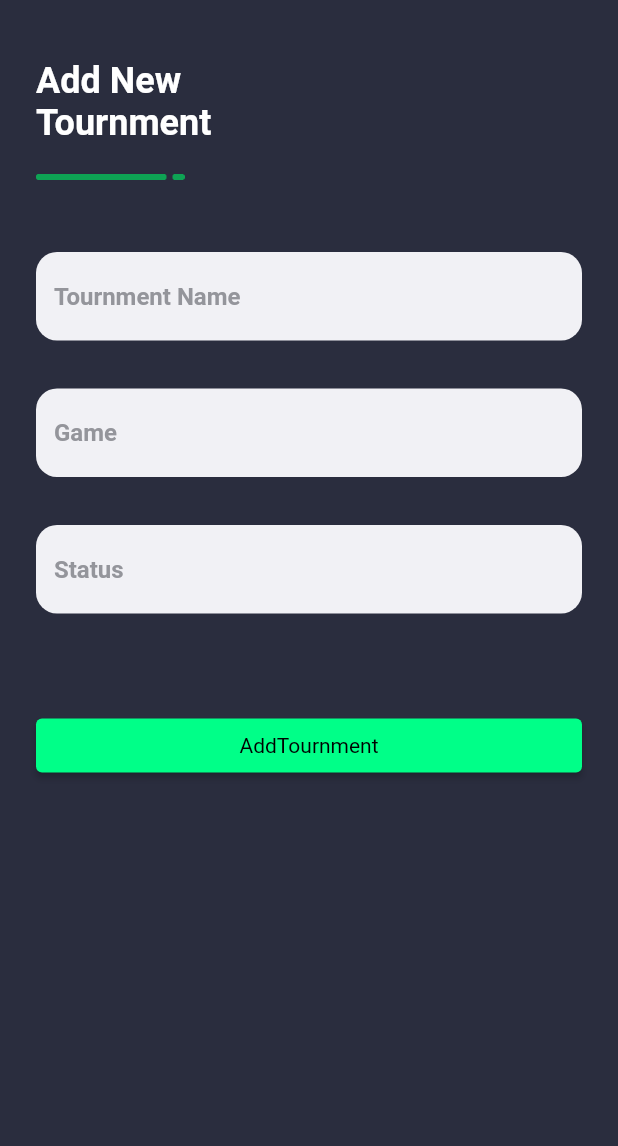
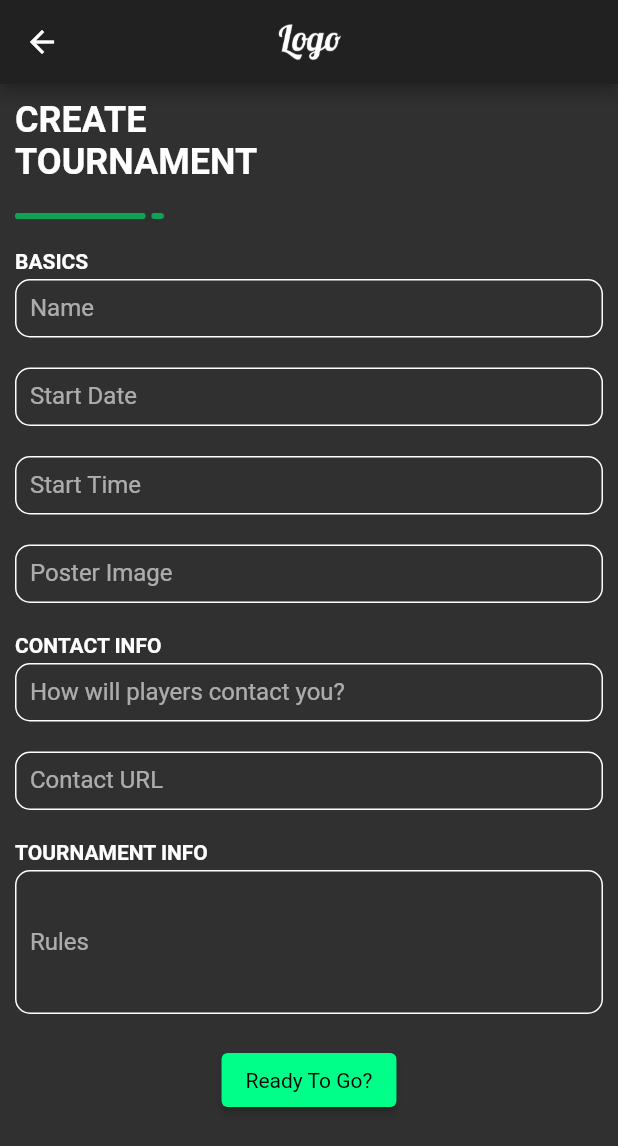
Before and after one commit to xTrimy/Liquid-Bash, a Flutter app: the screen it shows after launch, on a phone screen of 412 x 824 dp. Shown: the top 1146 px of the screen. Run offline on Flutter 3.47's test engine with Material 2 defaults, Android fonts, the phone set to English and light mode, and no system bars; our stand-ins replace cloud_firestore, firebase_auth, firebase_core, flutter_svg; accounts and stored records are empty; network calls fail.

Commit message:
Add Tournament Page

```diff
--- a/lib/pages/add_tournament.dart
+++ b/lib/pages/add_tournament.dart
@@ -15,22 +15,23 @@ class _AddTournmentState extends State<AddTournment> {
     });
   }
 
+
+  final _formKey = GlobalKey<FormState>();
   @override
   Widget build(BuildContext context) {
     return Scaffold(
-      resizeToAvoidBottomInset: false,
-      backgroundColor: const Color(0xFF2A2D3E),
-      body: SafeArea(
-        child: Padding(
-          padding: const EdgeInsets.fromLTRB(24.0, 40.0, 24.0, 0),
-          child: ListView(
-            // crossAxisAlignment: CrossAxisAlignment.start,
+      appBar: AppBar(
+          title: Image.asset('assets/logo.png', height: 32),
+        ),
+      body: ListView(
         children: [
-              Column(
+          Container(
+            padding: const EdgeInsets.all(10),
+            child: Column(
               crossAxisAlignment: CrossAxisAlignment.start,
               children: [
                 Text(
-                    'Add New \nTournment',
+                      'CREATE \nTOURNAMENT',
                       style: const TextStyle(
                         fontSize: 24,
                         fontWeight: FontWeight.w700,
@@ -44,115 +45,148 @@ class _AddTournmentState extends State<AddTournment> {
                       width: 99,
                       height: 4,
                     ),
-                ],
+                    const SizedBox(
+                      height: 20,
                     ),
                     const SizedBox(
-                height: 48,
+                            child: Text("BASICS", style: TextStyle(fontWeight: FontWeight.bold, color: Colors.white)),
+                            height: 20,
                           ),
-              Form(
-                child: Column(
-                  children: [
-                    Container(
-                      decoration: BoxDecoration(
-                        color: const Color(0xfff1f1f5),
-                        borderRadius: BorderRadius.circular(14.0),
-                      ),
-                      child: TextFormField(
-                        style: const TextStyle(color: Colors.black),
-                        decoration: InputDecoration(
-                          hintText: 'Tournment Name',
-                          fillColor: Colors.black,
-                          hintStyle: const TextStyle(
-                            fontSize: 16,
-                            fontWeight: FontWeight.w600,
-                          ).copyWith(color: const Color(0xff94959b)),
-                          border: const OutlineInputBorder(
-                            borderSide: BorderSide.none,
-                          ),
+                          TextFormField(
+                            decoration: const InputDecoration(
+                              labelText: 'Name',
+                              isDense: true,
+                              contentPadding: EdgeInsets.fromLTRB(10, 20, 10, 0),
+                              hintStyle: TextStyle(fontSize: 12.0),
+                              enabledBorder:
+                                  OutlineInputBorder(borderRadius: BorderRadius.all(Radius.circular(10.0)), borderSide: BorderSide(color: Colors.white),),
+                              focusedBorder: OutlineInputBorder(
+                                borderRadius: BorderRadius.all(Radius.circular(10.0)), borderSide: BorderSide(color: Colors.green),
                               ),
                             ),
                           ),
                           const SizedBox(
-                      height: 32,
+                            height: 20,
                           ),
-                    Container(
-                      decoration: BoxDecoration(
-                        color: const Color(0xfff1f1f5),
-                        borderRadius: BorderRadius.circular(14.0),
-                      ),
-                      child: TextFormField(
-                        style: const TextStyle(color: Colors.black),
-                        decoration: InputDecoration(
-                          hintText: 'Game',
-                          fillColor: Colors.black,
-                          hintStyle: const TextStyle(
-                            fontSize: 16,
-                            fontWeight: FontWeight.w600,
-                          ).copyWith(color: const Color(0xff94959b)),
-                          border: const OutlineInputBorder(
-                            borderSide: BorderSide.none,
-                          ),
+                          TextFormField(
+                            decoration: const InputDecoration(
+                              labelText: 'Start Date',
+                              isDense: true,
+                              contentPadding: EdgeInsets.fromLTRB(10, 20, 10, 0),
+                              hintStyle: TextStyle(fontSize: 12.0),
+                              enabledBorder:
+                                  OutlineInputBorder(borderRadius: BorderRadius.all(Radius.circular(10.0)), borderSide: BorderSide(color: Colors.white),),
+                              focusedBorder: OutlineInputBorder(
+                                borderRadius: BorderRadius.all(Radius.circular(10.0)), borderSide: BorderSide(color: Colors.green),
                               ),
                             ),
                           ),
                           const SizedBox(
-                      height: 32,
+                            height: 20,
                           ),
-                    Container(
-                      decoration: BoxDecoration(
-                        color: const Color(0xfff1f1f5),
-                        borderRadius: BorderRadius.circular(14.0),
-                      ),
-                      child: TextFormField(
-                        style: const TextStyle(color: Colors.black),
-                        decoration: InputDecoration(
-                          hintText: 'Status',
-                          fillColor: Colors.black,
-                          hintStyle: const TextStyle(
-                            fontSize: 16,
-                            fontWeight: FontWeight.w600,
-                          ).copyWith(color: const Color(0xff94959b)),
-                          border: const OutlineInputBorder(
-                            borderSide: BorderSide.none,
+                          TextFormField(
+                            decoration: const InputDecoration(
+                              labelText: 'Start Time',
+                              isDense: true,
+                              contentPadding: EdgeInsets.fromLTRB(10, 20, 10, 0),
+                              hintStyle: TextStyle(fontSize: 12.0),
+                              enabledBorder:
+                                  OutlineInputBorder(borderRadius: BorderRadius.all(Radius.circular(10.0)), borderSide: BorderSide(color: Colors.white),),
+                              focusedBorder: OutlineInputBorder(
+                                borderRadius: BorderRadius.all(Radius.circular(10.0)), borderSide: BorderSide(color: Colors.green),
                               ),
                             ),
+                          ),
+                          const SizedBox(
+                            height: 20,
+                          ),
+                          TextFormField(
+                            decoration: const InputDecoration(
+                              labelText: 'Poster Image',
+                              isDense: true,
+                              contentPadding: EdgeInsets.fromLTRB(10, 20, 10, 0),
+                              hintStyle: TextStyle(fontSize: 12.0),
+                              enabledBorder:
+                                  OutlineInputBorder(borderRadius: BorderRadius.all(Radius.circular(10.0)), borderSide: BorderSide(color: Colors.white),),
+                              focusedBorder: OutlineInputBorder(
+                                borderRadius: BorderRadius.all(Radius.circular(10.0)), borderSide: BorderSide(color: Colors.green),
+                              ),
+                            ),
+                          ),
+                          const SizedBox(
+                            height: 20,
+                          ),
+                          const SizedBox(
+                            child: Text("CONTACT INFO", style: TextStyle(fontWeight: FontWeight.bold, color: Colors.white)),
+                            height: 20,
+                          ),
+                          TextFormField(
+                            decoration: const InputDecoration(
+                              labelText: 'How will players contact you?',
+                              isDense: true,
+                              contentPadding: EdgeInsets.fromLTRB(10, 20, 10, 0),
+                              hintStyle: TextStyle(fontSize: 12.0),
+                              enabledBorder:
+                                  OutlineInputBorder(borderRadius: BorderRadius.all(Radius.circular(10.0)), borderSide: BorderSide(color: Colors.white),),
+                              focusedBorder: OutlineInputBorder(
+                                borderRadius: BorderRadius.all(Radius.circular(10.0)), borderSide: BorderSide(color: Colors.green),
+                              ),
+                            ),
+                          ),
+                          const SizedBox(
+                            height: 20,
+                          ),
+                          TextFormField(
+                            decoration: const InputDecoration(
+                              labelText: 'Contact URL',
+                              isDense: true,
+                              contentPadding: EdgeInsets.fromLTRB(10, 20, 10, 0),
+                              hintStyle: TextStyle(fontSize: 12.0),
+                              enabledBorder:
+                                  OutlineInputBorder(borderRadius: BorderRadius.all(Radius.circular(10.0)), borderSide: BorderSide(color: Colors.white),),
+                              focusedBorder: OutlineInputBorder(
+                                borderRadius: BorderRadius.all(Radius.circular(10.0)), borderSide: BorderSide(color: Colors.green),
+                              ),
+                            ),
+                          ),
+                          const SizedBox(
+                            height: 20,
+                          ),
+                          const SizedBox(
+                            child: Text("TOURNAMENT INFO", style: TextStyle(fontWeight: FontWeight.bold, color: Colors.white)),
+                            height: 20,
+                          ),
+                          TextFormField(
+                            maxLines: null,
+                            minLines: 4,
+                            keyboardType: TextInputType.multiline,
+                            decoration: const InputDecoration(
+                              labelText: 'Rules',
+                              isDense: true,
+                              contentPadding: EdgeInsets.fromLTRB(10, 20, 10, 0),
+                              hintStyle: TextStyle(fontSize: 12.0),
+                              enabledBorder:
+                                  OutlineInputBorder(borderRadius: BorderRadius.all(Radius.circular(10.0)), borderSide: BorderSide(color: Colors.white),),
+                              focusedBorder: OutlineInputBorder(
+                                borderRadius: BorderRadius.all(Radius.circular(10.0)), borderSide: BorderSide(color: Colors.green),
+                              ),
+                            ),
+                          ),
+                          const SizedBox(
+                            height: 20,
+                          ),
+                          Center(
+                            child: ElevatedButton(
+                              onPressed: () {},
+                              child: const Text("Ready To Go?"),
                             ),
                           ),
               ],
             ),
-              ),
-              const SizedBox(
-                height: 32,
-              ),
-              Row(
-                mainAxisAlignment: MainAxisAlignment.start,
-                children: [
-                  const SizedBox(
-                    width: 12,
-                  ),
+          )
         ],
       ),
-              const SizedBox(
-                height: 32,
-              ),
-              ElevatedButton(
-                onPressed: () {},
-                child: const Text("AddTournment"),
-              ),
-              SizedBox(
-                height: 24,
-              ),
-              const SizedBox(
-                height: 24,
-              ),
-              const SizedBox(
-                height: 50,
-              ),
-            ],
-          ),
-        ),
-      ),
     );
-    ;
   }
+
 }
--- a/lib/pages/registration_first.dart
+++ b/lib/pages/registration_first.dart
@@ -1,4 +1,3 @@
-import 'package:flutter/cupertino.dart';
 import 'package:flutter/material.dart';
 
 class RegistrationFirst extends StatefulWidget {
--- a/lib/pages/response.dart
+++ b/lib/pages/response.dart
@@ -1,5 +1,3 @@
-import 'dart:html';
-
 import 'package:flutter/cupertino.dart';
 import 'package:flutter/material.dart';
 import 'package:liquid_bash/models/tournament.dart';
```
Also changed, not shown: pubspec.lock. Lines whose indentation alone changed are shown as unchanged.
